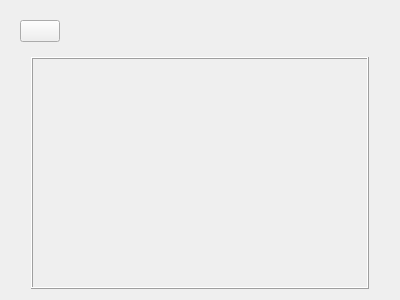
The window that ui/home_view.ui (zkovari/plotlyst) describes before a commit, drawn with Qt 5.
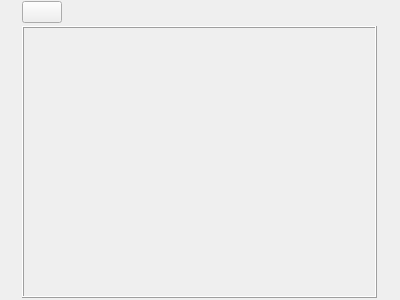
The same window after the commit.

Commit message: Reduce layout spacing here and there

```diff
--- a/ui/home_view.ui
+++ b/ui/home_view.ui
@@ -14,9 +14,55 @@
    <string>Form</string>
   </property>
   <layout class="QVBoxLayout" name="verticalLayout">
+   <property name="spacing">
+    <number>2</number>
+   </property>
+   <property name="leftMargin">
+    <number>2</number>
+   </property>
+   <property name="topMargin">
+    <number>0</number>
+   </property>
+   <property name="rightMargin">
+    <number>3</number>
+   </property>
+   <property name="bottomMargin">
+    <number>2</number>
+   </property>
    <item>
     <widget class="QWidget" name="widget" native="true">
      <layout class="QHBoxLayout" name="horizontalLayout">
+      <property name="spacing">
+       <number>3</number>
+      </property>
+      <property name="leftMargin">
+       <number>0</number>
+      </property>
+      <property name="topMargin">
+       <number>1</number>
+      </property>
+      <property name="rightMargin">
+       <number>1</number>
+      </property>
+      <property name="bottomMargin">
+       <number>1</number>
+      </property>
+      <item>
+       <spacer name="horizontalSpacer_4">
+        <property name="orientation">
+         <enum>Qt::Horizontal</enum>
+        </property>
+        <property name="sizeType">
+         <enum>QSizePolicy::Preferred</enum>
+        </property>
+        <property name="sizeHint" stdset="0">
+         <size>
+          <width>20</width>
+          <height>20</height>
+         </size>
+        </property>
+       </spacer>
+      </item>
       <item>
        <widget class="QPushButton" name="btnAdd">
         <property name="cursor">
```
The commit also changes 4 other files.
